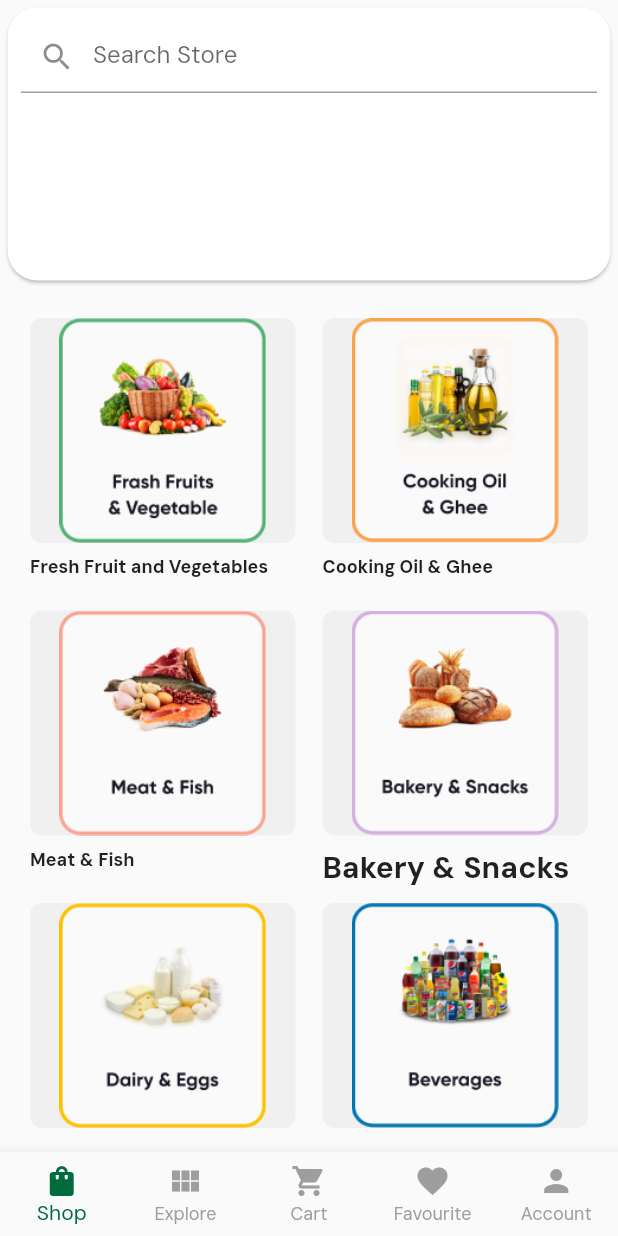
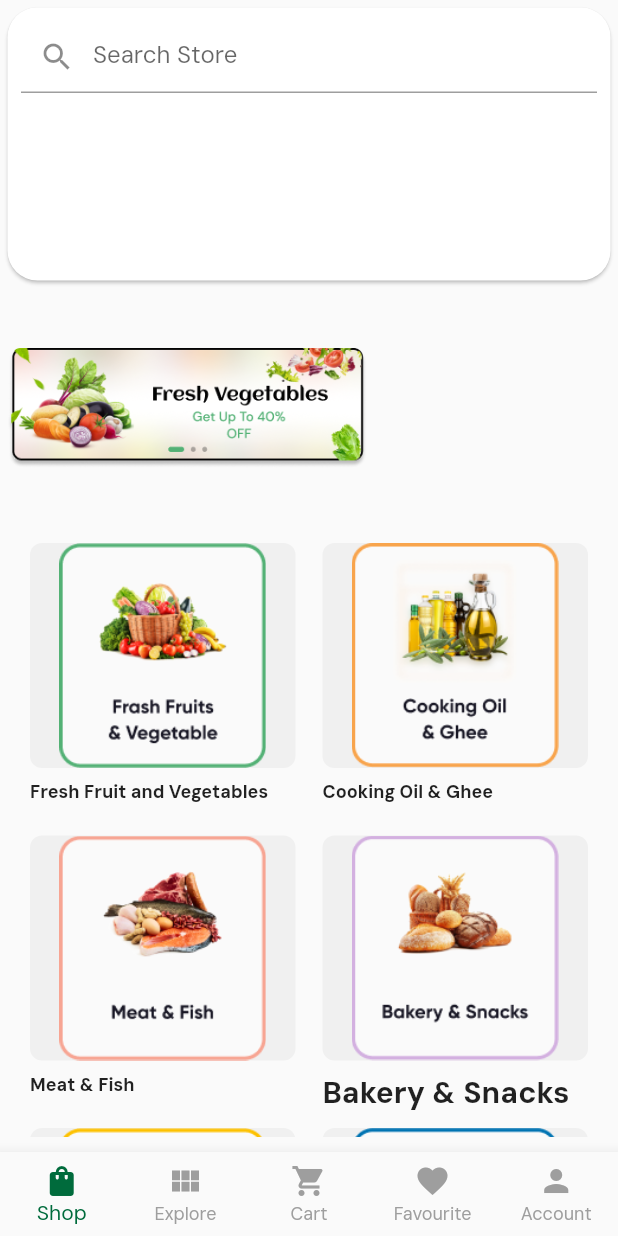
Before and after one commit to SSSamueLDS/googleignite_team7, a Flutter app: the BuyerLand screen opened directly, on a phone screen of 412 x 824 dp. Run offline on Flutter 3.47's test engine with Material 2 defaults, Android fonts, the phone set to English and light mode, and no system bars.

Commit message:
change landing to explore

```diff
--- a/googleignite_team7/lib/main.dart
+++ b/googleignite_team7/lib/main.dart
@@ -13,7 +13,7 @@ import '../screens/register.dart';
 import '../screens/forgot_password.dart';
 
 // Buyer Pages
-import '../screens/buyer_landing.dart';
+
 import '../screens/buyer_explore.dart';
 import '../screens/buyer_account.dart';
 import '../screens/buyer_select.dart';
@@ -55,7 +55,7 @@ class MyApp extends StatelessWidget {
         '/login': (context) => Login(),
         '/register': (context) => Register(),
         '/forgot_password': (context) => ForgotPassword(),
-        '/buyer_landing': (context) => BuyerLanding(),
+
         '/buyer_explore': (context) => BuyerExploreBuild(),
         '/buyer_select':(context) => BuyerSelect(), // BuyerSelect is a placeholder
         // placeholders
--- a/googleignite_team7/lib/screens/buyer_landing.dart
+++ b/googleignite_team7/lib/screens/buyer_landing.dart
@@ -137,7 +137,7 @@ class _SearchResultsState extends State<SearchResults> {
               ),
             ),
             Container(
-              height: 400,
+              height: 40,
               child: ListView.builder(
                 itemCount: filteredData.length,
                 itemBuilder: (BuildContext context, int index) {
@@ -246,6 +246,28 @@ class HorizontalScrollExample extends StatelessWidget {
     return Column(
       crossAxisAlignment: CrossAxisAlignment.start,
       children: [
+         Container(
+          height: 150, // Adjust the height as needed
+          child: ListView(
+            scrollDirection: Axis.horizontal,
+            children: [
+              Container(
+                  child: Column(
+                    mainAxisAlignment: MainAxisAlignment.center,
+                    children: [
+                      Image.asset(
+                        'assets/images/banner.png', // Replace with your image path
+                        height: 120, // Adjust the image height as needed
+                        width: 240, // Adjust the image width as needed
+                      ),
+
+                    ],
+                  ),
+                ),
+
+            ],
+          ),
+         ),
         Expanded(
           child: Padding(
             padding: const EdgeInsets.all(5.0),
--- a/googleignite_team7/lib/screens/login.dart
+++ b/googleignite_team7/lib/screens/login.dart
@@ -182,7 +182,7 @@ class _MyFormState extends State<MyForm> {
                   // If the form is valid, display a snackbar. In the real world,
                   // you'd often call a server or save the information in a database.
                   if (_email=="buyer@gmail.com" && _password == "buyer") {
-                    Navigator.pushNamed(context, '/buyer_landing');
+                    Navigator.pushNamed(context, '/buyer_explore');
                   } else {
                     Navigator.pushNamed(context, '/farmer_landing');
                   }
--- a/googleignite_team7/pubspec.yaml
+++ b/googleignite_team7/pubspec.yaml
@@ -99,6 +99,7 @@ flutter:
     - assets/images/eggs.png
     - assets/images/ginger.png
     - assets/images/banana.png
+    - assets/images/banner.png
 
   # An image asset can refer to one or more resolution-specific "variants", see
   # https://flutter.dev/assets-and-images/#resolution-aware
```
Also changed, not shown: googleignite_team7/assets/images/banner.png (added).
